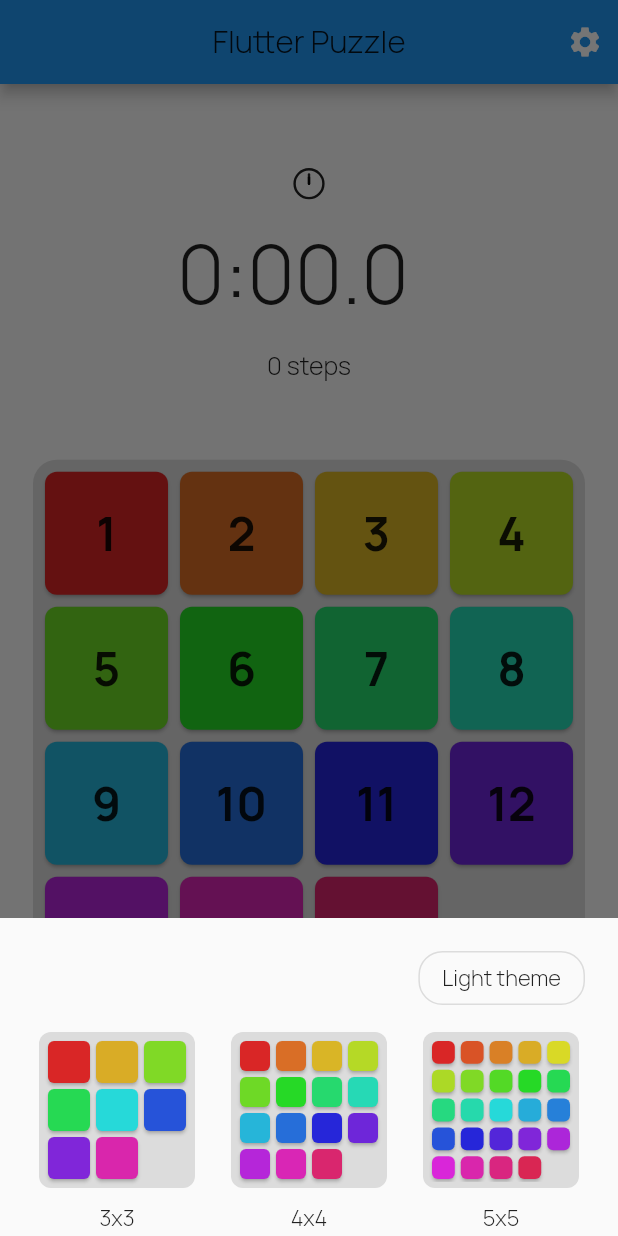
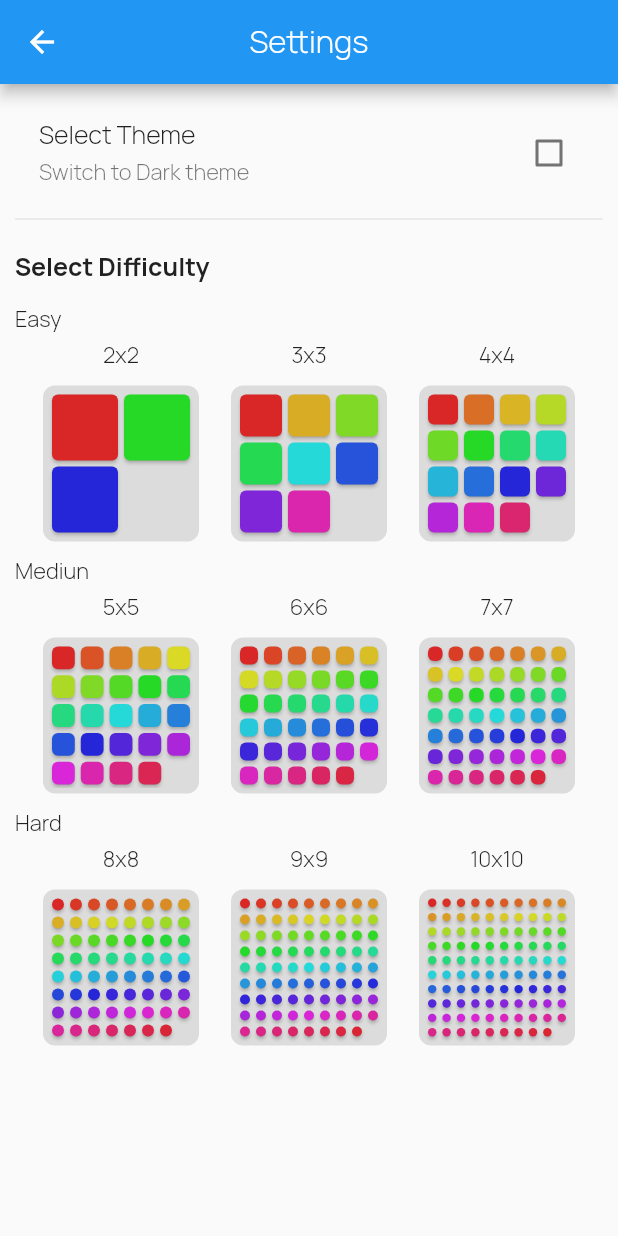
Before and after one commit to Destiny-Ed/Puzzle-Bee, a Flutter app: the screen it shows after launch, after a tap on the "settings" icon, on a phone screen of 412 x 824 dp. Run offline on Flutter 3.47's test engine with Material 2 defaults, Android fonts, the phone set to English and light mode, and no system bars; our stand-ins replace share, shared_preferences; missing offline and left inert: encrypt.

Commit message:
Created settings page and also added difficulty level and dark theme switch

```diff
--- a/lib/widgets/game/material/page.dart
+++ b/lib/widgets/game/material/page.dart
@@ -1,13 +1,14 @@
 import 'dart:math';
+import 'package:flutter/cupertino.dart';
 import 'package:flutter/material.dart';
 import 'package:flutter/services.dart';
 import 'package:flutter_puzzle/config/ui.dart';
 import 'package:flutter_puzzle/widgets/game/board.dart';
 import 'package:flutter_puzzle/widgets/game/material/control.dart';
-import 'package:flutter_puzzle/widgets/game/material/sheets.dart';
 import 'package:flutter_puzzle/widgets/game/material/steps.dart';
 import 'package:flutter_puzzle/widgets/game/material/stopwatch.dart';
 import 'package:flutter_puzzle/widgets/game/presenter/main.dart';
+import 'package:flutter_puzzle/widgets/game/settings.dart';
 
 class GameMaterialPage extends StatelessWidget {
   /// Maximum size of the board,
@@ -69,17 +70,16 @@ class GameMaterialPage extends StatelessWidget {
             actions: [
               InkWell(
                 onTap: () {
-                  // Show the modal bottom sheet on
-                  // tap on "More" icon.
-                  showModalBottomSheet<void>(
-                    context: context,
-                    isScrollControlled: true,
-                    builder: (BuildContext context) {
-                      return createMoreBottomSheet(context, call: (size) {
-                        presenter.resize(size);
-                      });
-                    },
-                  );
+                  Navigator.push(
+                          context,
+                          CupertinoPageRoute(
+                              builder: (context) => const SettingsPage()))
+                      .then((value) {
+                    print(value);
+                    if (value != null) {
+                      presenter.resize(value);
+                    }
+                  });
                 },
                 customBorder: const CircleBorder(),
                 child: const Padding(
--- a/lib/widgets/game/material/sheets.dart
+++ /dev/null
@@ -1,156 +0,0 @@
-import 'dart:io';
-import 'dart:math';
-import 'package:flutter/material.dart' hide AboutDialog;
-import 'package:flutter_puzzle/config/ui.dart';
-import 'package:flutter_puzzle/data/board.dart';
-import 'package:flutter_puzzle/utils/platform.dart';
-import 'package:flutter_puzzle/widgets/game/board.dart';
-import 'package:flutter_puzzle/widgets/game/material/page.dart';
-
-Widget createMoreBottomSheet(
-  BuildContext context, {
-  required Function(int) call,
-}) {
-  final config = ConfigUiContainer.of(context);
-
-  Widget createBoard({int? size}) => Center(
-        child: Column(
-          children: <Widget>[
-            Container(
-              margin: EdgeInsets.all(8.0),
-              padding: EdgeInsets.all(4.0),
-              decoration: BoxDecoration(
-                color: Theme.of(context).brightness == Brightness.dark
-                    ? Colors.black54
-                    : Colors.black12,
-                borderRadius: BorderRadius.circular(8.0),
-              ),
-              child: Semantics(
-                label: '${size}x$size',
-                child: InkWell(
-                  onTap: () {
-                    call(size!);
-                    Navigator.of(context).pop();
-                  },
-                  child: LayoutBuilder(
-                    builder:
-                        (BuildContext context, BoxConstraints constraints) {
-                      final puzzleSize = min(
-                        min(
-                          constraints.maxWidth,
-                          constraints.maxHeight,
-                        ),
-                        96.0,
-                      );
-
-                      return Semantics(
-                        excludeSemantics: true,
-                        child: BoardWidget(
-                          board: Board.createNormal(size!),
-                          onTap: null,
-                          showNumbers: false,
-                          size: puzzleSize,
-                        ),
-                      );
-                    },
-                  ),
-                ),
-              ),
-            ),
-            Semantics(
-              excludeSemantics: true,
-              child: Align(
-                alignment: Alignment.center,
-                child: Text('${size}x$size'),
-              ),
-            ),
-          ],
-        ),
-      );
-
-  final items = <Widget>[
-    const SizedBox(height: 16),
-    Row(
-      mainAxisSize: MainAxisSize.min,
-      mainAxisAlignment: MainAxisAlignment.start,
-      crossAxisAlignment: CrossAxisAlignment.start,
-      children: <Widget>[
-        Expanded(
-          child: Align(
-            alignment: Alignment.centerRight,
-            child: OutlineButton(
-              shape: const RoundedRectangleBorder(
-                borderRadius: BorderRadius.all(Radius.circular(16.0)),
-              ),
-              onPressed: () {
-                // Cycle themes like this:
-                // Auto -> Dark -> Light -> Auto ...
-                bool shouldUseDarkTheme;
-                if (config.useDarkTheme == null) {
-                  shouldUseDarkTheme = true;
-                } else if (config.useDarkTheme == true) {
-                  shouldUseDarkTheme = false;
-                } else {
-                  shouldUseDarkTheme = true;
-                }
-                config.setUseDarkTheme(shouldUseDarkTheme, save: true);
-              },
-              child: Text(config.useDarkTheme == null
-                  ? 'System theme'
-                  : config.useDarkTheme == true
-                      ? 'Dark theme'
-                      : 'Light theme'),
-            ),
-          ),
-        ),
-        SizedBox(width: 16),
-      ],
-    ),
-    SizedBox(height: 4),
-    Row(
-      children: <Widget>[
-        const SizedBox(width: 8),
-        Expanded(
-          child: Align(
-            alignment: Alignment.centerLeft,
-            child: createBoard(size: 3),
-          ),
-        ),
-        Expanded(child: createBoard(size: 4)),
-        Expanded(
-          child: Align(
-            alignment: Alignment.centerRight,
-            child: createBoard(size: 5),
-          ),
-        ),
-        const SizedBox(width: 8),
-      ],
-    ),
-  ];
-
-  return SingleChildScrollView(
-    scrollDirection: Axis.vertical,
-    child: LayoutBuilder(
-      builder: (BuildContext context, BoxConstraints constraints) {
-        final width = min(
-          constraints.maxWidth,
-          GameMaterialPage.kMaxBoardSize,
-        );
-
-        return Column(
-          children: [
-            Container(
-              width: width,
-              child: Column(
-                mainAxisSize: MainAxisSize.min,
-                mainAxisAlignment: MainAxisAlignment.start,
-                crossAxisAlignment: CrossAxisAlignment.start,
-                children: items,
-              ),
-            ),
-          ],
-        );
-      },
-    ),
-  );
-}
--- /dev/null
+++ b/lib/widgets/game/settings.dart
@@ -0,0 +1,220 @@
+import 'dart:math';
+
+import 'package:flutter/material.dart';
+import 'package:flutter_puzzle/config/ui.dart';
+import 'package:flutter_puzzle/data/board.dart';
+import 'package:flutter_puzzle/widgets/game/board.dart';
+
+class SettingsPage extends StatefulWidget {
+  const SettingsPage({Key? key}) : super(key: key);
+
+  @override
+  _SettingsPageState createState() => _SettingsPageState();
+}
+
+class _SettingsPageState extends State<SettingsPage> {
+  bool? _isDark;
+  @override
+  Widget build(BuildContext context) {
+    final config = ConfigUiContainer.of(context);
+
+    _isDark = config.useDarkTheme == null
+        ? false
+        : config.useDarkTheme == true
+            ? true
+            : false;
+
+    return Scaffold(
+      appBar: AppBar(
+        centerTitle: true,
+        title: const Text('Settings'),
+      ),
+      body: CustomScrollView(
+        slivers: [
+          SliverToBoxAdapter(
+            child: Container(
+              padding: const EdgeInsets.all(10),
+              child: Column(
+                children: [
+                  ///Theme Toggle
+
+                  CheckboxListTile(
+                    value: _isDark,
+                    onChanged: (value) {
+                      bool shouldUseDarkTheme;
+                      if (config.useDarkTheme == null) {
+                        shouldUseDarkTheme = true;
+                      } else if (config.useDarkTheme == true) {
+                        shouldUseDarkTheme = false;
+                      } else {
+                        shouldUseDarkTheme = true;
+                      }
+                      config.setUseDarkTheme(shouldUseDarkTheme, save: true);
+                    },
+                    title: const Text('Select Theme'),
+                    subtitle: Text(config.useDarkTheme == null
+                        ? 'Switch between dark and light theme'
+                        : config.useDarkTheme == true
+                            ? 'Switch to Light theme'
+                            : 'Switch to Dark theme'),
+                  ),
+
+                  const Divider(),
+
+                  Container(
+                    margin: const EdgeInsets.symmetric(vertical: 10),
+                    alignment: Alignment.centerLeft,
+                    child: const Text(
+                      'Select Difficulty',
+                      style:
+                          TextStyle(fontWeight: FontWeight.bold, fontSize: 16),
+                    ),
+                  ),
+
+                  ///Easy
+                  Container(
+                    alignment: Alignment.centerLeft,
+                    child: const Text(
+                      'Easy',
+                    ),
+                  ),
+
+                  Row(
+                    children: <Widget>[
+                      const SizedBox(width: 8),
+                      Expanded(
+                        child: Align(
+                          alignment: Alignment.centerLeft,
+                          child: createBoard(size: 2),
+                        ),
+                      ),
+                      Expanded(child: createBoard(size: 3)),
+                      Expanded(
+                        child: Align(
+                          alignment: Alignment.centerRight,
+                          child: createBoard(size: 4),
+                        ),
+                      ),
+                      const SizedBox(width: 8),
+                    ],
+                  ),
+
+                  ///Medium
+                  Container(
+                    alignment: Alignment.centerLeft,
+                    child: const Text(
+                      'Mediun',
+                    ),
+                  ),
+
+                  Row(
+                    children: <Widget>[
+                      const SizedBox(width: 8),
+                      Expanded(
+                        child: Align(
+                          alignment: Alignment.centerLeft,
+                          child: createBoard(size: 5),
+                        ),
+                      ),
+                      Expanded(child: createBoard(size: 6)),
+                      Expanded(
+                        child: Align(
+                          alignment: Alignment.centerRight,
+                          child: createBoard(size: 7),
+                        ),
+                      ),
+                      const SizedBox(width: 8),
+                    ],
+                  ),
+
+                  ///Hard
+                  Container(
+                    alignment: Alignment.centerLeft,
+                    child: const Text(
+                      'Hard',
+                    ),
+                  ),
+
+                  Row(
+                    children: <Widget>[
+                      const SizedBox(width: 8),
+                      Expanded(
+                        child: Align(
+                          alignment: Alignment.centerLeft,
+                          child: createBoard(size: 8),
+                        ),
+                      ),
+                      Expanded(child: createBoard(size: 9)),
+                      Expanded(
+                        child: Align(
+                          alignment: Alignment.centerRight,
+                          child: createBoard(size: 10),
+                        ),
+                      ),
+                      const SizedBox(width: 8),
+                    ],
+                  ),
+                ],
+              ),
+            ),
+          )
+        ],
+      ),
+    );
+  }
+
+  Widget createBoard({int? size}) => Center(
+        child: Column(
+          children: <Widget>[
+            Semantics(
+              excludeSemantics: true,
+              child: Align(
+                alignment: Alignment.center,
+                child: Text('${size}x$size'),
+              ),
+            ),
+            Container(
+              margin: const EdgeInsets.all(8.0),
+              padding: const EdgeInsets.all(4.0),
+              decoration: BoxDecoration(
+                color: Theme.of(context).brightness == Brightness.dark
+                    ? Colors.black54
+                    : Colors.black12,
+                borderRadius: BorderRadius.circular(8.0),
+              ),
+              child: Semantics(
+                label: '${size}x$size',
+                child: InkWell(
+                  onTap: () {
+                    // call(size!);
+                    Navigator.of(context).pop(size);
+                  },
+                  child: LayoutBuilder(
+                    builder:
+                        (BuildContext context, BoxConstraints constraints) {
+                      final puzzleSize = min(
+                        min(
+                          constraints.maxWidth,
+                          constraints.maxHeight,
+                        ),
+                        96.0,
+                      );
+
+                      return Semantics(
+                        excludeSemantics: true,
+                        child: BoardWidget(
+                          board: Board.createNormal(size!),
+                          onTap: null,
+                          showNumbers: false,
+                          size: puzzleSize,
+                        ),
+                      );
+                    },
+                  ),
+                ),
+              ),
+            ),
+          ],
+        ),
+      );
+}
```
